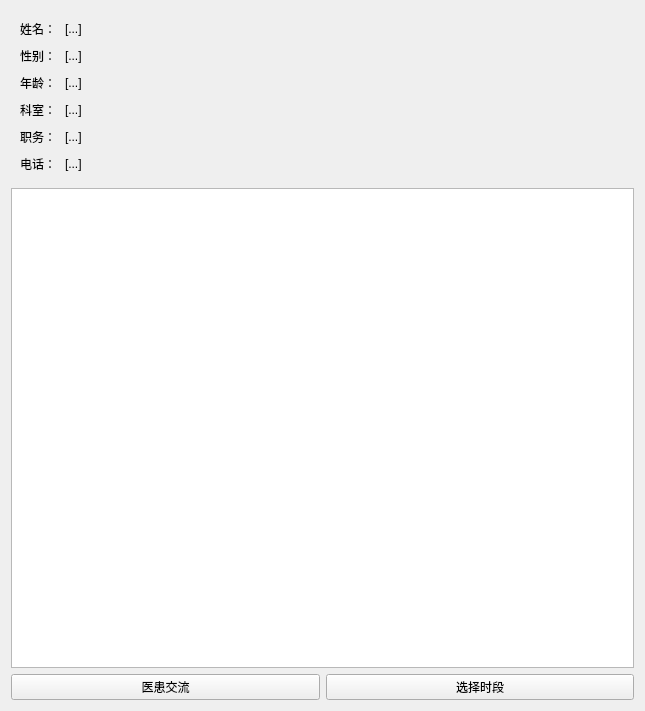
laonuo2004/cpp-qt-medical-system, file code/doctorinformationdetail.ui: the form before one commit.
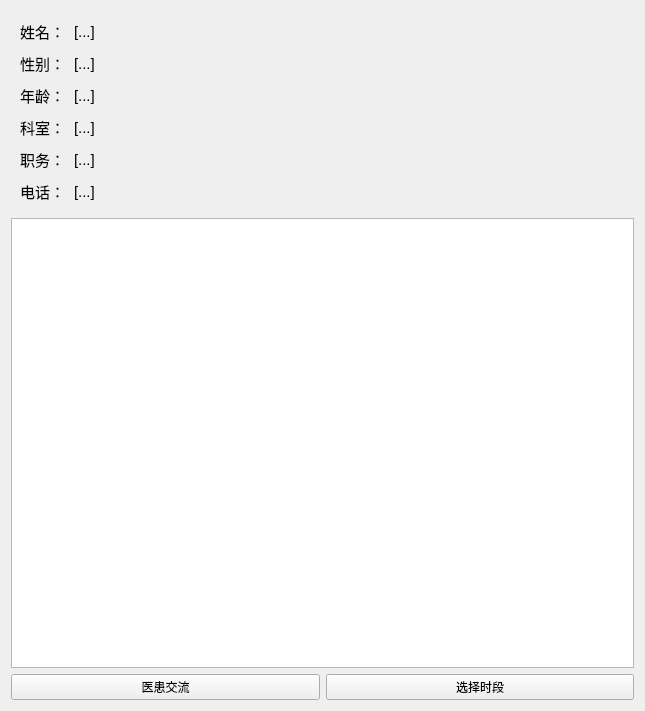
The form after the commit. Icons and pictures are not drawn.

Patch:
```diff
--- a/code/doctorinformationdetail.ui
+++ b/code/doctorinformationdetail.ui
@@ -40,7 +40,7 @@
         <widget class="QLabel" name="label">
          <property name="font">
           <font>
-           <pointsize>9</pointsize>
+           <pointsize>11</pointsize>
           </font>
          </property>
          <property name="text">
@@ -52,7 +52,7 @@
         <widget class="QLabel" name="label_8">
          <property name="font">
           <font>
-           <pointsize>9</pointsize>
+           <pointsize>11</pointsize>
           </font>
          </property>
          <property name="text">
@@ -64,7 +64,7 @@
         <widget class="QLabel" name="label_2">
          <property name="font">
           <font>
-           <pointsize>9</pointsize>
+           <pointsize>11</pointsize>
           </font>
          </property>
          <property name="text">
@@ -76,7 +76,7 @@
         <widget class="QLabel" name="label_9">
          <property name="font">
           <font>
-           <pointsize>9</pointsize>
+           <pointsize>11</pointsize>
           </font>
          </property>
          <property name="text">
@@ -88,7 +88,7 @@
         <widget class="QLabel" name="label_3">
          <property name="font">
           <font>
-           <pointsize>9</pointsize>
+           <pointsize>11</pointsize>
           </font>
          </property>
          <property name="text">
@@ -100,7 +100,7 @@
         <widget class="QLabel" name="label_10">
          <property name="font">
           <font>
-           <pointsize>9</pointsize>
+           <pointsize>11</pointsize>
           </font>
          </property>
          <property name="text">
@@ -112,7 +112,7 @@
         <widget class="QLabel" name="label_5">
          <property name="font">
           <font>
-           <pointsize>9</pointsize>
+           <pointsize>11</pointsize>
           </font>
          </property>
          <property name="text">
@@ -124,7 +124,7 @@
         <widget class="QLabel" name="label_11">
          <property name="font">
           <font>
-           <pointsize>9</pointsize>
+           <pointsize>11</pointsize>
           </font>
          </property>
          <property name="text">
@@ -136,7 +136,7 @@
         <widget class="QLabel" name="label_6">
          <property name="font">
           <font>
-           <pointsize>9</pointsize>
+           <pointsize>11</pointsize>
           </font>
          </property>
          <property name="text">
@@ -148,7 +148,7 @@
         <widget class="QLabel" name="label_12">
          <property name="font">
           <font>
-           <pointsize>9</pointsize>
+           <pointsize>11</pointsize>
           </font>
          </property>
          <property name="text">
@@ -160,7 +160,7 @@
         <widget class="QLabel" name="label_4">
          <property name="font">
           <font>
-           <pointsize>9</pointsize>
+           <pointsize>11</pointsize>
           </font>
          </property>
          <property name="text">
@@ -172,7 +172,7 @@
         <widget class="QLabel" name="label_13">
          <property name="font">
           <font>
-           <pointsize>9</pointsize>
+           <pointsize>11</pointsize>
           </font>
          </property>
          <property name="text">
```
